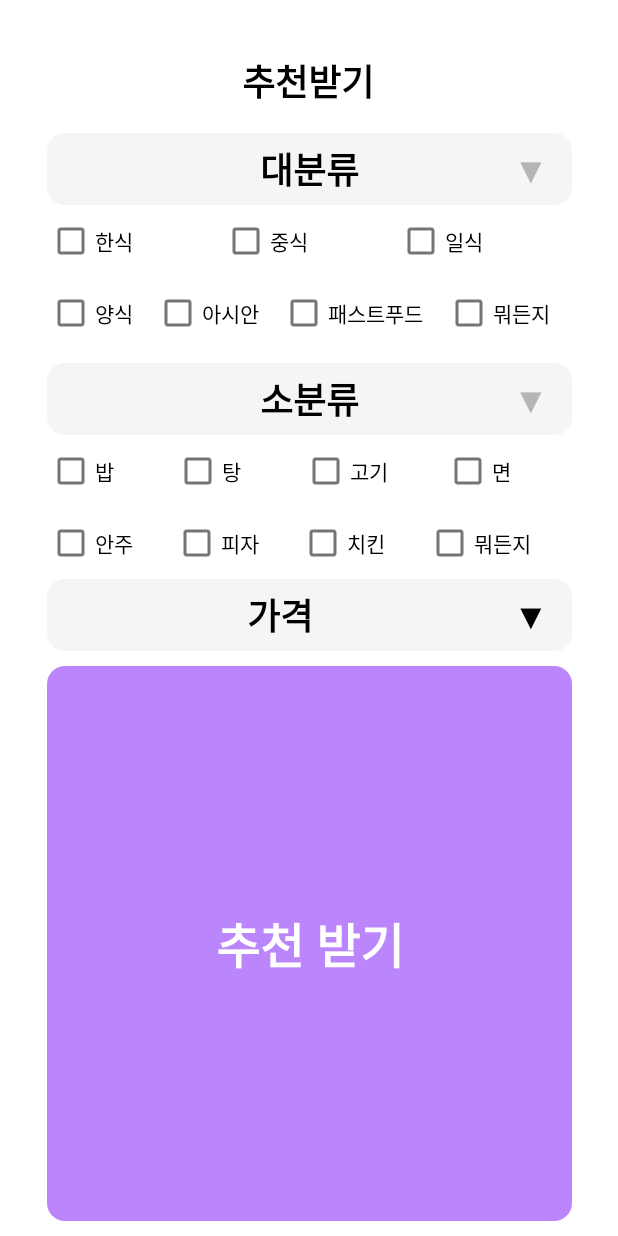
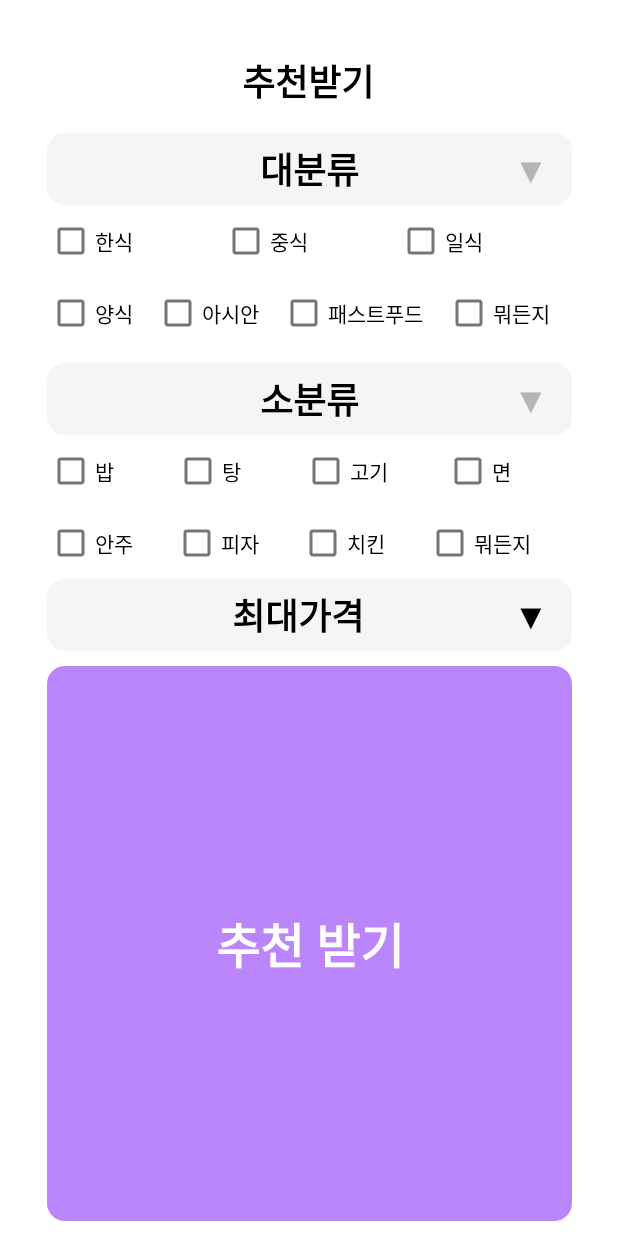
Before and after one commit to JaehyeokLee-119/SKKUeats, an Android app: the RecommendConditionsView screen opened directly, with no data from a screen before it, after a tap on "소분류", on a phone screen of 412 x 824 dp. Run offline under Robolectric (Android 15) with nearby library versions, the light colour scheme and no system bars.

Commit message:
추천로직수정

```diff
--- a/app/src/main/java/edu/skku/cs/skkueats/MenuRecommendedList/MenuRecommendsModel.java
+++ b/app/src/main/java/edu/skku/cs/skkueats/MenuRecommendedList/MenuRecommendsModel.java
@@ -85,7 +85,7 @@ public class MenuRecommendsModel implements MenuRecommendsContract.contactModel
                 Random random = new Random();
                 random.setSeed(System.currentTimeMillis());
                 // 메뉴 정보 Response가 오면 아래 메소드를 실행시켜서 review를 view에 표시
-                while(recommendsArray.size() > 3) {
+                while(recommendsArray.size() > recommendQueryCondition.maxNum) {
                     int toRemove = random.nextInt(recommendsArray.size());
                     recommendsArray.remove(toRemove);
                 }
--- a/app/src/main/res/layout/activity_recommend_conditions.xml
+++ b/app/src/main/res/layout/activity_recommend_conditions.xml
@@ -307,15 +307,14 @@
                 android:layout_width="wrap_content"
                 android:layout_height="wrap_content"
                 android:layout_margin="6dp"
-                android:text="가격"
+                android:text="최대가격"
                 android:textColor="@color/black"
                 android:textSize="24sp"
                 android:textStyle="bold"
                 app:layout_constraintBottom_toBottomOf="parent"
-                app:layout_constraintEnd_toStartOf="@+id/textViewPriceArrow"
+                app:layout_constraintEnd_toEndOf="@+id/textViewPriceArrow"
                 app:layout_constraintStart_toStartOf="parent"
-                app:layout_constraintTop_toTopOf="parent"
-                app:layout_constraintVertical_bias="0.461" />
+                app:layout_constraintTop_toTopOf="parent" />
 
             <TextView
                 android:id="@+id/textViewPriceText"
@@ -363,7 +362,7 @@
                 android:layout_width="0dp"
                 android:layout_height="0dp"
                 android:max="30"
-                android:progress="6"
+                android:progress="12"
                 app:layout_constraintBottom_toBottomOf="parent"
                 app:layout_constraintEnd_toEndOf="parent"
                 app:layout_constraintStart_toEndOf="@+id/checkBoxActivatePrice"
```
Also changed, not shown: app/src/main/java/edu/skku/cs/skkueats/RecommendConditions/RecommendConditionsView.java (+14 -10 lines).
